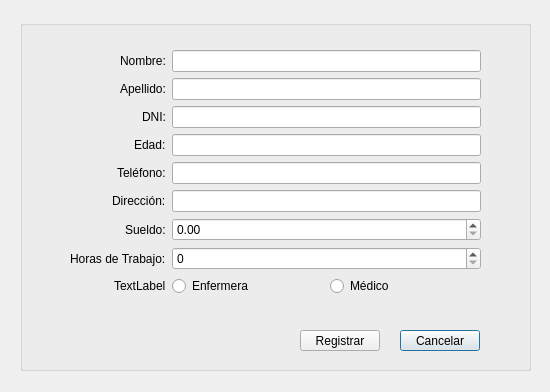
This is PAF_GUI/PAF_GRAFICA/gui/registrarpersonalgui.ui in JMOrbegoso/USS-2021-II-PP as Qt 5 draws it before an edit. The edited form follows.
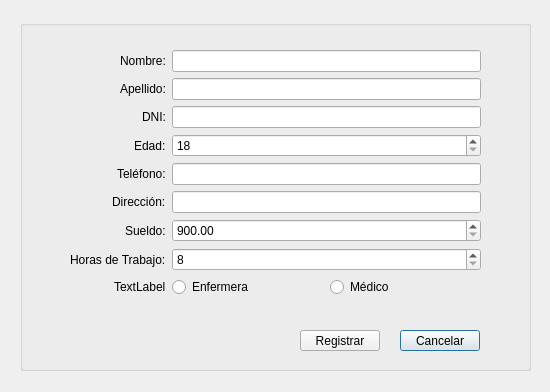
This is the edited form.

```diff
--- a/PAF_GUI/PAF_GRAFICA/gui/registrarpersonalgui.ui
+++ b/PAF_GUI/PAF_GRAFICA/gui/registrarpersonalgui.ui
@@ -110,9 +110,6 @@
      <item row="2" column="1">
       <widget class="QLineEdit" name="txtDniPers"/>
      </item>
-     <item row="3" column="1">
-      <widget class="QLineEdit" name="txtEdadPers"/>
-     </item>
      <item row="4" column="1">
       <widget class="QLineEdit" name="txtTelPers"/>
      </item>
@@ -120,10 +117,21 @@
       <widget class="QLineEdit" name="txtDirPers"/>
      </item>
      <item row="6" column="1">
-      <widget class="QDoubleSpinBox" name="douSpinSuePers"/>
+      <widget class="QDoubleSpinBox" name="douSpinSuePers">
+       <property name="minimum">
+        <double>900.000000000000000</double>
+       </property>
+       <property name="maximum">
+        <double>35000.000000000000000</double>
+       </property>
+      </widget>
      </item>
      <item row="7" column="1">
-      <widget class="QSpinBox" name="spinHdtPers"/>
+      <widget class="QSpinBox" name="spinHdtPers">
+       <property name="minimum">
+        <number>8</number>
+       </property>
+      </widget>
      </item>
      <item row="8" column="0">
       <widget class="QLabel" name="label_10">
@@ -150,6 +158,13 @@
        </item>
       </layout>
      </item>
+     <item row="3" column="1">
+      <widget class="QSpinBox" name="spinEdaPers">
+       <property name="minimum">
+        <number>18</number>
+       </property>
+      </widget>
+     </item>
     </layout>
    </widget>
    <widget class="QPushButton" name="cmdCanMed">
```
Left out of the diff: 14 changed lines with no effect on the pictures.
